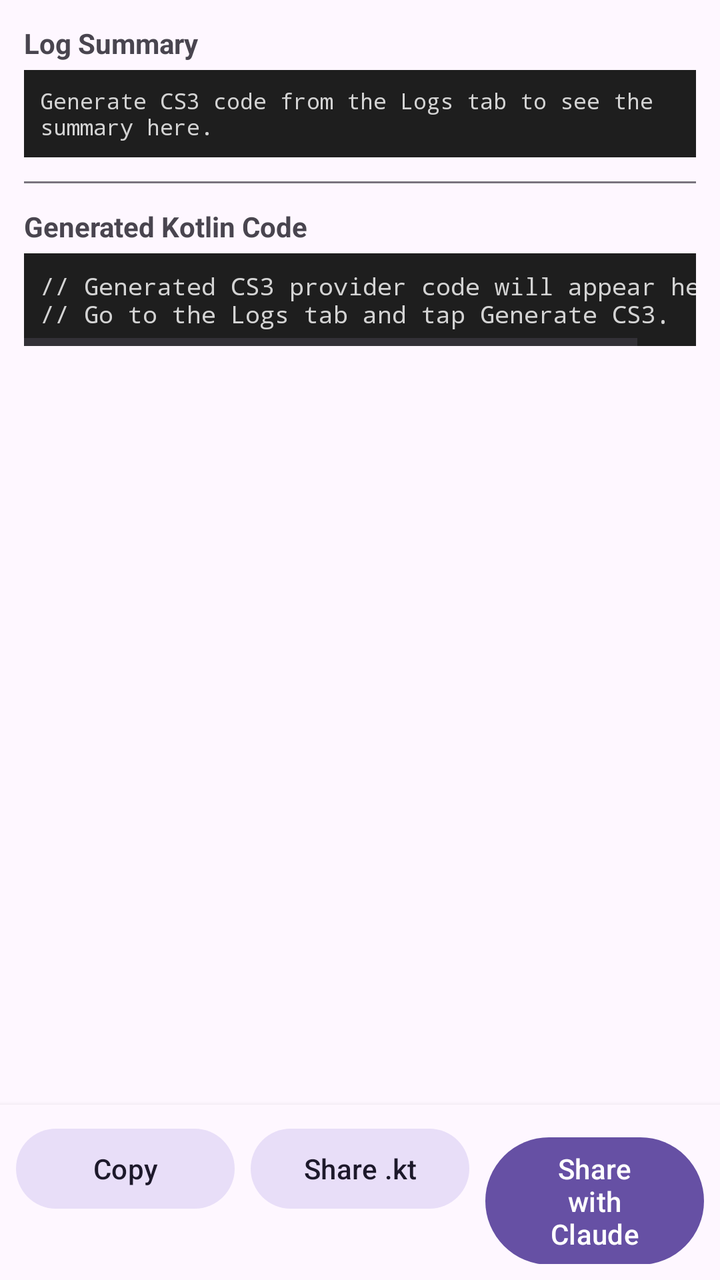
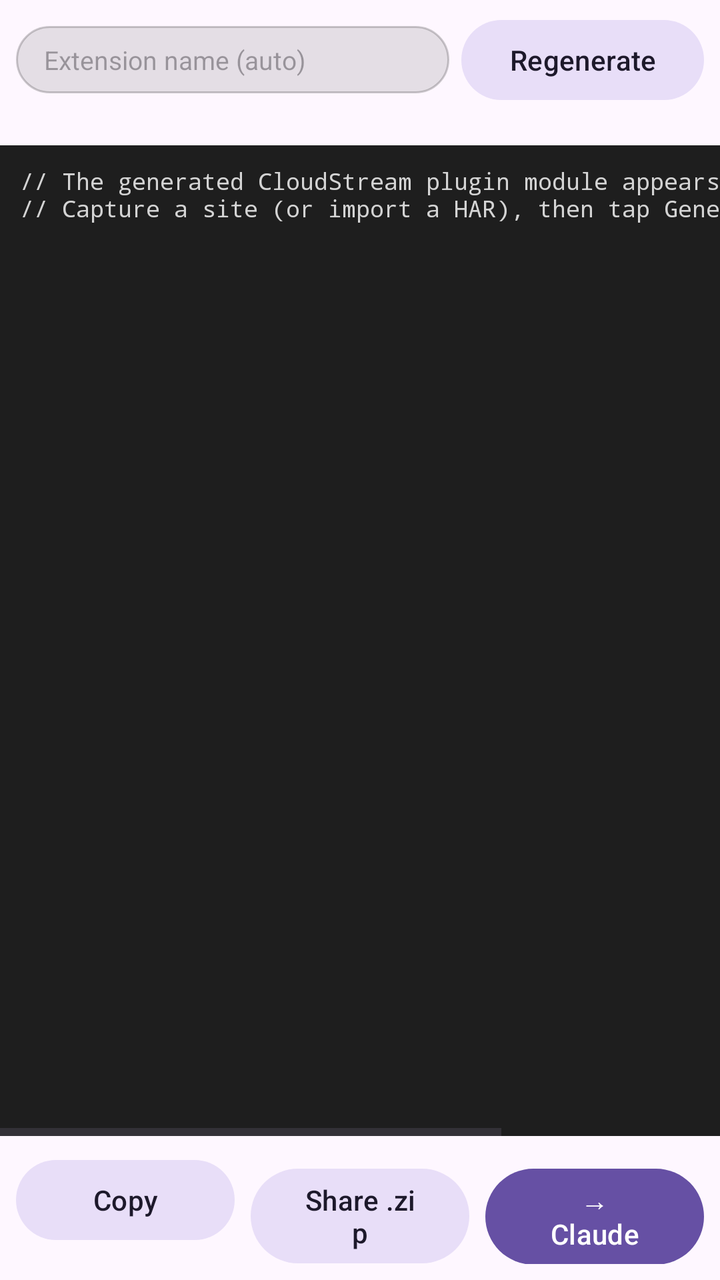

Compare the two renders of this Android layout. The source of the first and the diff that turns it into the second are given below.
<!-- AndroidManifest.xml: application theme Theme.CS3ExtensionBuilder -->
<!-- res/layout/fragment_code.xml -->
<?xml version="1.0" encoding="utf-8"?>
<LinearLayout
    xmlns:android="http://schemas.android.com/apk/res/android"
    android:layout_width="match_parent"
    android:layout_height="match_parent"
    android:orientation="vertical">

    <androidx.core.widget.NestedScrollView
        android:layout_width="match_parent"
        android:layout_height="0dp"
        android:layout_weight="1"
        android:fillViewport="true">

        <LinearLayout
            android:layout_width="match_parent"
            android:layout_height="wrap_content"
            android:orientation="vertical"
            android:padding="12dp">

            <TextView
                android:id="@+id/tvSummaryLabel"
                android:layout_width="match_parent"
                android:layout_height="wrap_content"
                android:text="@string/label_log_summary"
                android:textStyle="bold"
                android:textSize="14sp"
                android:paddingBottom="4dp" />

            <TextView
                android:id="@+id/tvSummary"
                android:layout_width="match_parent"
                android:layout_height="wrap_content"
                android:fontFamily="monospace"
                android:textSize="11sp"
                android:text="@string/placeholder_summary"
                android:background="@color/code_background"
                android:padding="8dp"
                android:textColor="@color/code_text" />

            <View
                android:layout_width="match_parent"
                android:layout_height="1dp"
                android:layout_marginTop="12dp"
                android:layout_marginBottom="12dp"
                android:background="?attr/colorOutline" />

            <TextView
                android:id="@+id/tvCodeLabel"
                android:layout_width="match_parent"
                android:layout_height="wrap_content"
                android:text="@string/label_generated_code"
                android:textStyle="bold"
                android:textSize="14sp"
                android:paddingBottom="4dp" />

            <HorizontalScrollView
                android:layout_width="match_parent"
                android:layout_height="wrap_content">
                <TextView
                    android:id="@+id/tvCode"
                    android:layout_width="wrap_content"
                    android:layout_height="wrap_content"
                    android:fontFamily="monospace"
                    android:textSize="12sp"
                    android:text="@string/placeholder_code"
                    android:background="@color/code_background"
                    android:padding="8dp"
                    android:textColor="@color/code_text" />
            </HorizontalScrollView>

        </LinearLayout>

    </androidx.core.widget.NestedScrollView>

    <LinearLayout
        android:layout_width="match_parent"
        android:layout_height="wrap_content"
        android:orientation="horizontal"
        android:padding="8dp"
        android:background="?attr/colorSurface"
        android:elevation="4dp">

        <com.google.android.material.button.MaterialButton
            android:id="@+id/btnCopy"
            android:layout_width="0dp"
            android:layout_height="wrap_content"
            android:layout_weight="1"
            android:layout_marginEnd="4dp"
            android:text="@string/btn_copy"
            style="@style/Widget.Material3.Button.TonalButton" />

        <com.google.android.material.button.MaterialButton
            android:id="@+id/btnShare"
            android:layout_width="0dp"
            android:layout_height="wrap_content"
            android:layout_weight="1"
            android:layout_marginStart="4dp"
            android:layout_marginEnd="4dp"
            android:text="@string/btn_share_file"
            style="@style/Widget.Material3.Button.TonalButton" />

        <com.google.android.material.button.MaterialButton
            android:id="@+id/btnShareClaude"
            android:layout_width="0dp"
            android:layout_height="wrap_content"
            android:layout_weight="1"
            android:layout_marginStart="4dp"
            android:text="@string/btn_share_claude"
            style="@style/Widget.Material3.Button" />

    </LinearLayout>

</LinearLayout>
<!-- resources referenced by this layout -->
<resources>
  <color name="code_background">#FF1E1E1E</color>
  <color name="code_text">#FFD4D4D4</color>
  <string name="btn_copy">Copy</string>
  <string name="btn_share_claude">Share with Claude</string>
  <string name="btn_share_file">Share .kt</string>
  <string name="label_generated_code">Generated Kotlin Code</string>
  <string name="label_log_summary">Log Summary</string>
  <string name="placeholder_code">// Generated CS3 provider code will appear here.\n// Go to the Logs tab and tap "Generate CS3".</string>
  <string name="placeholder_summary">Generate CS3 code from the Logs tab to see the summary here.</string>
  <style name="Theme.CS3ExtensionBuilder" parent="Theme.Material3.DayNight.NoActionBar">
          <item name="colorPrimary">@color/seed</item>
          <item name="colorOnPrimary">@color/white</item>
          <item name="colorPrimaryContainer">@color/purple_200</item>
          <item name="colorOnPrimaryContainer">@color/black</item>
          <item name="colorSecondary">@color/teal_200</item>
          <item name="colorOnSecondary">@color/black</item>
      </style>
  <color name="seed">#6650A4</color>
  <color name="white">#FFFFFFFF</color>
  <color name="purple_200">#FFBB86FC</color>
  <color name="black">#FF000000</color>
  <color name="teal_200">#FF03DAC5</color>
</resources>

<!-- the commit's change to res/layout/fragment_code.xml (unified diff, before → after) -->
@@ -1,112 +1,134 @@
 <?xml version="1.0" encoding="utf-8"?>
 <LinearLayout
     xmlns:android="http://schemas.android.com/apk/res/android"
+    xmlns:app="http://schemas.android.com/apk/res-auto"
     android:layout_width="match_parent"
     android:layout_height="match_parent"
     android:orientation="vertical">
 
+    <LinearLayout
+        android:layout_width="match_parent"
+        android:layout_height="wrap_content"
+        android:background="?attr/colorSurface"
+        android:gravity="center_vertical"
+        android:orientation="horizontal"
+        android:paddingStart="8dp"
+        android:paddingTop="6dp"
+        android:paddingEnd="8dp">
+
+        <EditText
+            android:id="@+id/etName"
+            android:layout_width="0dp"
+            android:layout_height="wrap_content"
+            android:layout_weight="1"
+            android:background="@drawable/bg_url_bar"
+            android:hint="Extension name (auto)"
+            android:imeOptions="actionDone"
+            android:inputType="textCapWords"
+            android:paddingStart="14dp"
+            android:paddingTop="8dp"
+            android:paddingEnd="14dp"
+            android:paddingBottom="8dp"
+            android:singleLine="true"
+            android:textSize="13sp" />
+
+        <com.google.android.material.button.MaterialButton
+            android:id="@+id/btnRegenerate"
+            style="@style/Widget.Material3.Button.TonalButton"
+            android:layout_width="wrap_content"
+            android:layout_height="wrap_content"
+            android:layout_marginStart="6dp"
+            android:text="Regenerate" />
+    </LinearLayout>
+
+    <HorizontalScrollView
+        android:layout_width="match_parent"
+        android:layout_height="wrap_content"
+        android:background="?attr/colorSurface"
+        android:scrollbars="none">
+
+        <com.google.android.material.chip.ChipGroup
+            android:id="@+id/chipFiles"
+            android:layout_width="wrap_content"
+            android:layout_height="wrap_content"
+            android:paddingHorizontal="8dp"
+            app:selectionRequired="true"
+            app:singleLine="true"
+            app:singleSelection="true" />
+    </HorizontalScrollView>
+
+    <TextView
+        android:id="@+id/tvPath"
+        android:layout_width="match_parent"
+        android:layout_height="wrap_content"
+        android:background="?attr/colorSurface"
+        android:ellipsize="start"
+        android:paddingStart="12dp"
+        android:paddingEnd="12dp"
+        android:paddingBottom="4dp"
+        android:singleLine="true"
+        android:textColor="?attr/colorOnSurfaceVariant"
+        android:textSize="11sp" />
+
     <androidx.core.widget.NestedScrollView
+        android:id="@+id/scroll"
         android:layout_width="match_parent"
         android:layout_height="0dp"
         android:layout_weight="1"
+        android:background="@color/code_background"
         android:fillViewport="true">
 
-        <LinearLayout
+        <HorizontalScrollView
             android:layout_width="match_parent"
-            android:layout_height="wrap_content"
-            android:orientation="vertical"
-            android:padding="12dp">
+            android:layout_height="wrap_content">
 
             <TextView
-                android:id="@+id/tvSummaryLabel"
-                android:layout_width="match_parent"
-                android:layout_height="wrap_content"
-                android:text="@string/label_log_summary"
-                android:textStyle="bold"
-                android:textSize="14sp"
-                android:paddingBottom="4dp" />
-
-            <TextView
-                android:id="@+id/tvSummary"
-                android:layout_width="match_parent"
+                android:id="@+id/tvCode"
+                android:layout_width="wrap_content"
                 android:layout_height="wrap_content"
                 android:fontFamily="monospace"
-                android:textSize="11sp"
-                android:text="@string/placeholder_summary"
-                android:background="@color/code_background"
-                android:padding="8dp"
-                android:textColor="@color/code_text" />
-
-            <View
-                android:layout_width="match_parent"
-                android:layout_height="1dp"
-                android:layout_marginTop="12dp"
-                android:layout_marginBottom="12dp"
-                android:background="?attr/colorOutline" />
-
-            <TextView
-                android:id="@+id/tvCodeLabel"
-                android:layout_width="match_parent"
-                android:layout_height="wrap_content"
-                android:text="@string/label_generated_code"
-                android:textStyle="bold"
-                android:textSize="14sp"
-                android:paddingBottom="4dp" />
-
-            <HorizontalScrollView
-                android:layout_width="match_parent"
-                android:layout_height="wrap_content">
-                <TextView
-                    android:id="@+id/tvCode"
-                    android:layout_width="wrap_content"
-                    android:layout_height="wrap_content"
-                    android:fontFamily="monospace"
-                    android:textSize="12sp"
-                    android:text="@string/placeholder_code"
-                    android:background="@color/code_background"
-                    android:padding="8dp"
-                    android:textColor="@color/code_text" />
-            </HorizontalScrollView>
-
-        </LinearLayout>
-
+                android:padding="10dp"
+                android:text="@string/placeholder_code"
+                android:textColor="@color/code_text"
+                android:textIsSelectable="true"
+                android:textSize="11.5sp" />
+        </HorizontalScrollView>
     </androidx.core.widget.NestedScrollView>
 
     <LinearLayout
         android:layout_width="match_parent"
         android:layout_height="wrap_content"
+        android:background="?attr/colorSurface"
         android:orientation="horizontal"
-        android:padding="8dp"
-        android:background="?attr/colorSurface"
-        android:elevation="4dp">
+        android:padding="8dp">
 
         <com.google.android.material.button.MaterialButton
             android:id="@+id/btnCopy"
+            style="@style/Widget.Material3.Button.TonalButton"
             android:layout_width="0dp"
             android:layout_height="wrap_content"
+            android:layout_marginEnd="4dp"
             android:layout_weight="1"
-            android:layout_marginEnd="4dp"
-            android:text="@string/btn_copy"
-            style="@style/Widget.Material3.Button.TonalButton" />
+            android:text="@string/btn_copy" />
 
         <com.google.android.material.button.MaterialButton
             android:id="@+id/btnShare"
+            style="@style/Widget.Material3.Button.TonalButton"
             android:layout_width="0dp"
             android:layout_height="wrap_content"
-            android:layout_weight="1"
             android:layout_marginStart="4dp"
             android:layout_marginEnd="4dp"
-            android:text="@string/btn_share_file"
-            style="@style/Widget.Material3.Button.TonalButton" />
+            android:layout_weight="1"
+            android:text="@string/btn_share_file" />
 
         <com.google.android.material.button.MaterialButton
             android:id="@+id/btnShareClaude"
+            style="@style/Widget.Material3.Button"
             android:layout_width="0dp"
             android:layout_height="wrap_content"
+            android:layout_marginStart="4dp"
             android:layout_weight="1"
-            android:layout_marginStart="4dp"
-            android:text="@string/btn_share_claude"
-            style="@style/Widget.Material3.Button" />
+            android:text="@string/btn_share_claude" />
 
     </LinearLayout>
 
<!-- resource entries referenced after the edit -->
@@ -2,13 +2,18 @@
 <resources>
   <color name="code_background">#FF1E1E1E</color>
   <color name="code_text">#FFD4D4D4</color>
+  <!-- drawable bg_url_bar (drawable) -->
+  <?xml version="1.0" encoding="utf-8"?>
+  <shape xmlns:android="http://schemas.android.com/apk/res/android"
+      android:shape="rectangle">
+      <corners android:radius="20dp" />
+      <solid android:color="#1A000000" />
+      <stroke android:width="1dp" android:color="#33000000" />
+  </shape>
   <string name="btn_copy">Copy</string>
-  <string name="btn_share_claude">Share with Claude</string>
-  <string name="btn_share_file">Share .kt</string>
-  <string name="label_generated_code">Generated Kotlin Code</string>
-  <string name="label_log_summary">Log Summary</string>
-  <string name="placeholder_code">// Generated CS3 provider code will appear here.\n// Go to the Logs tab and tap "Generate CS3".</string>
-  <string name="placeholder_summary">Generate CS3 code from the Logs tab to see the summary here.</string>
+  <string name="btn_share_claude">→ Claude</string>
+  <string name="btn_share_file">Share .zip</string>
+  <string name="placeholder_code">// The generated CloudStream plugin module appears here.\n// Capture a site (or import a HAR), then tap Generate on the Logs tab.</string>
   <style name="Theme.CS3ExtensionBuilder" parent="Theme.Material3.DayNight.NoActionBar">
           <item name="colorPrimary">@color/seed</item>
           <item name="colorOnPrimary">@color/white</item>
